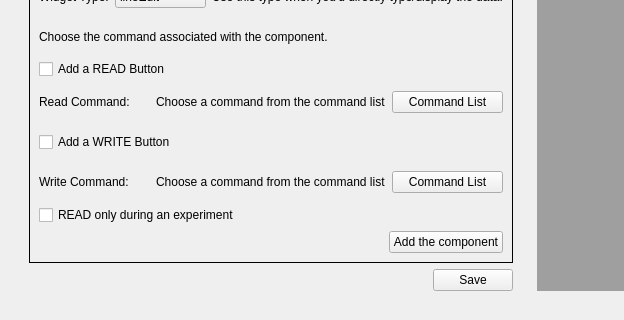
Above: GUI/ui_files/ui_edit.ui from YeonungK/YonKu before the change; both pictures show x 0 to 624 and y 329 to 649 of the 972 by 649 pixel window. Below: the same form after it.
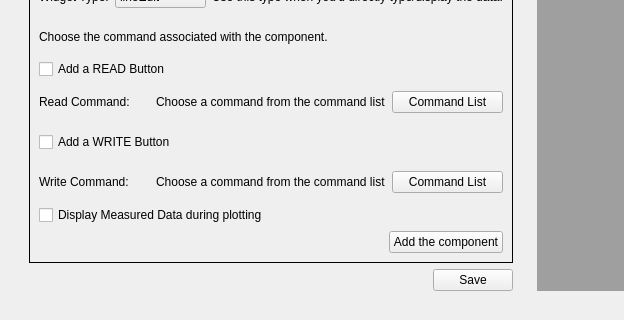
That is the form after the change.

Commit message:
fix: fix read during plotting and device removal
Fix 'READ only during plot' checkbox in UiEdit.

Make it only available for LineEdit widget, not ComboBox.

Fix 'Remove Device' button to also delete Device.json files.

Signed-off By: Yeonung Kim

Diff of the .ui file:
```diff
--- a/GUI/ui_files/ui_edit.ui
+++ b/GUI/ui_files/ui_edit.ui
@@ -565,7 +565,7 @@
                <item>
                 <widget class="QCheckBox" name="read_only_checkBox">
                  <property name="text">
-                  <string>READ only during an experiment</string>
+                  <string>Display Measured Data during plotting</string>
                  </property>
                 </widget>
                </item>
```
The commit also changes 13 other files.
